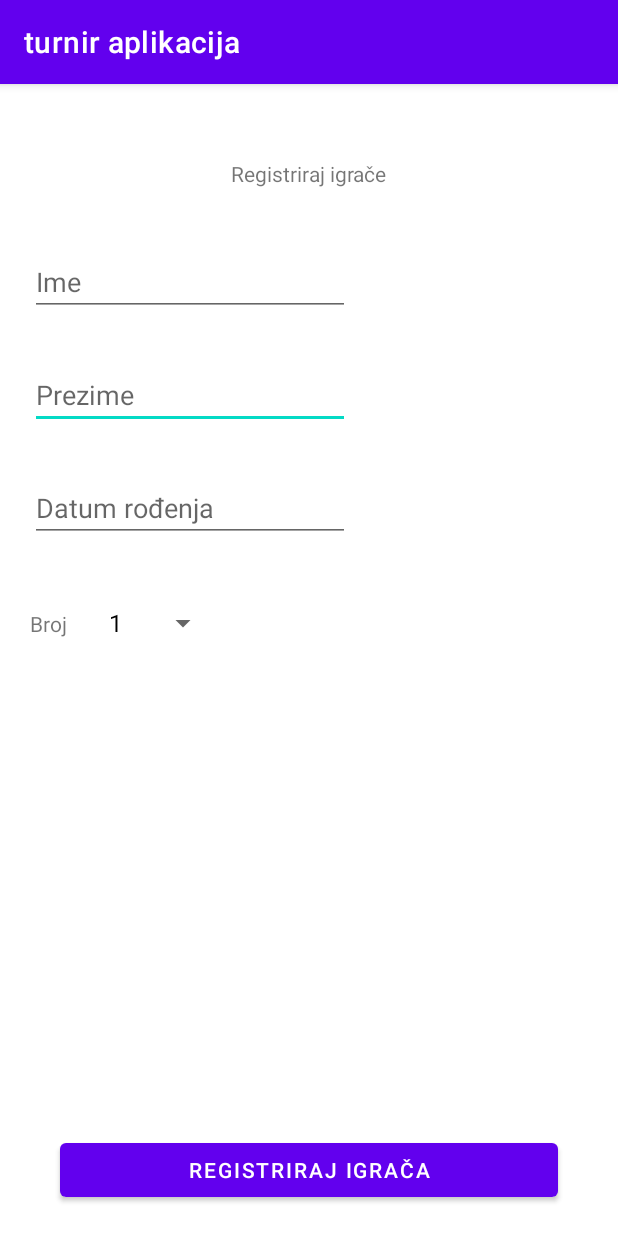
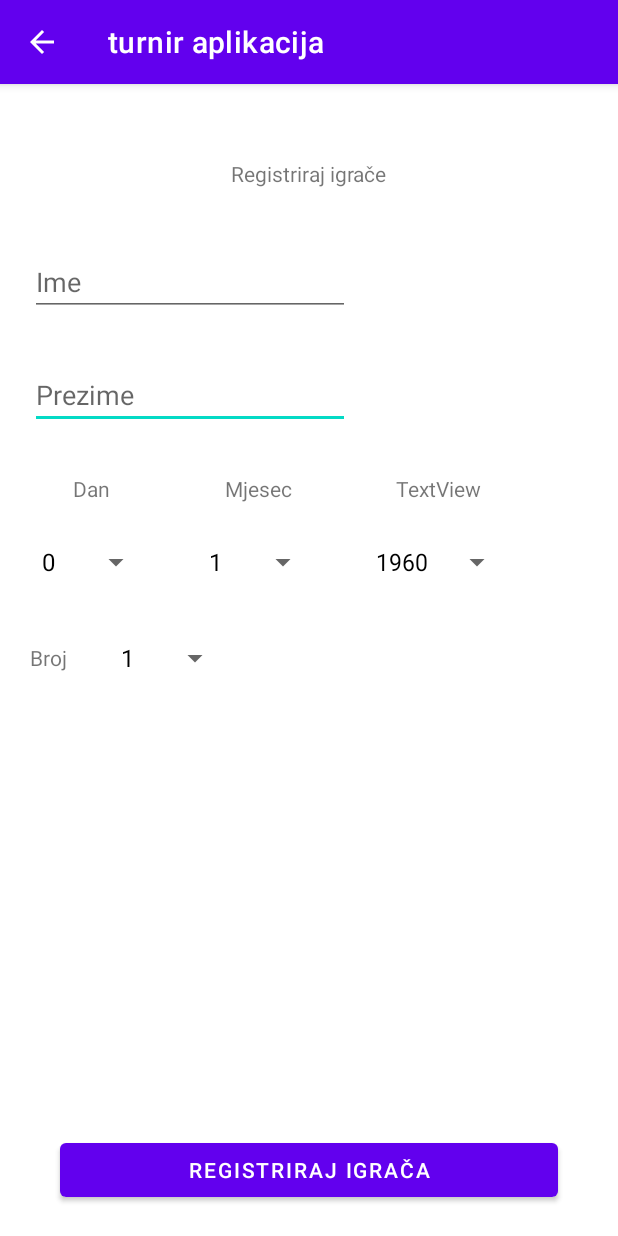
Before and after one commit to teovladusic/Turnir-aplikacija, an Android app: the RegisterPlayersActivity screen opened directly, with no data from a screen before it, after a tap on "REGISTRIRAJ IGRAČA", on a phone screen of 412 x 824 dp. Run offline under Robolectric (Android 15) with nearby library versions, the phone set to English and light mode, and no system bars.

```diff
--- a/app/src/main/AndroidManifest.xml
+++ b/app/src/main/AndroidManifest.xml
@@ -9,7 +9,8 @@
         android:roundIcon="@mipmap/ic_launcher_round"
         android:supportsRtl="true"
         android:theme="@style/Theme.TurnirAplikacija">
-        <activity android:name=".RasporedActivity"></activity>
+        <activity android:name=".StrijelciActivity"></activity>
+        <activity android:name=".RasporedActivity" />
         <activity android:name=".PrikazUtakmiceActivity" />
         <activity android:name=".RezultatiActivity" />
         <activity android:name=".RegisterPlayersActivity" />
--- a/app/src/main/java/com/example/turniraplikacija/Player.java
+++ b/app/src/main/java/com/example/turniraplikacija/Player.java
@@ -7,7 +7,9 @@ public class Player {
     private String team_name;
     private String name;
     private String last_name;
-    private Date birth_date;
+    private String day;
+    private String month;
+    private String year;
     private String number;
     private Integer goals;
     private Integer yellow_cards;
@@ -16,11 +18,37 @@ public class Player {
     private boolean isBestPlayer;
     private boolean isTopScorer;
 
-    public Player(String team_name, String name, String last_name, Date birth_date, String number) {
+    public Player(String team_name, String name, String last_name, String day, String month, String year, String number) {
         this.team_name = team_name;
         this.name = name;
         this.last_name = last_name;
-        this.birth_date = birth_date;
+        this.day = day;
+        this.month = month;
+        this.year = year;
         this.number = number;
     }
+
+    public String getName() {
+        return name;
+    }
+
+    public String getLast_name() {
+        return last_name;
+    }
+
+    public String getTeam_name() {
+        return team_name;
+    }
+
+    public Integer getGoals() {
+        return goals;
+    }
+
+    public void setGoals(Integer goals) {
+        this.goals = goals;
+    }
+
+    public void addGoals(Integer goals){
+        this.goals = this.goals + goals;
+    }
 }
--- a/app/src/main/java/com/example/turniraplikacija/RegisterPlayersActivity.java
+++ b/app/src/main/java/com/example/turniraplikacija/RegisterPlayersActivity.java
@@ -4,6 +4,8 @@ import androidx.appcompat.app.AppCompatActivity;
 
 import android.content.Intent;
 import android.os.Bundle;
+import android.view.Menu;
+import android.view.MenuItem;
 import android.view.View;
 import android.widget.ArrayAdapter;
 import android.widget.Button;
@@ -15,10 +17,11 @@ import java.text.ParseException;
 import java.text.SimpleDateFormat;
 import java.util.ArrayList;
 import java.util.Date;
+import java.util.Objects;
 
 public class RegisterPlayersActivity extends AppCompatActivity {
 
-    Spinner spinnerNumber;
+    Spinner spinnerNumber, spinnerDay, spinnerMonth, spinnerYear;
     EditText editTextName, editTextLastName, editTextBirthDate;
     Button buttonRegisterPlayers;
 
@@ -26,18 +29,42 @@ public class RegisterPlayersActivity extends AppCompatActivity {
     protected void onCreate(Bundle savedInstanceState) {
         super.onCreate(savedInstanceState);
         setContentView(R.layout.activity_register_players);
+        Objects.requireNonNull(getSupportActionBar()).setDisplayHomeAsUpEnabled(true);
         assignViews();
 
 
-
+        ArrayList<String> days = new ArrayList<>();
         ArrayList<Integer> numbers = new ArrayList<>();
+        ArrayList<String> months = new ArrayList<>();
+        ArrayList<String> years = new ArrayList<>();
 
         for (int i = 1; i < 100; i++){
             numbers.add(i);
         }
+        for(int i = 0; i < 32; i++){
+            days.add(i + "");
+        }
 
-        ArrayAdapter<Integer> adapter = new ArrayAdapter<Integer>(this, android.R.layout.simple_spinner_dropdown_item, numbers);
-        spinnerNumber.setAdapter(adapter);
+        for(int i = 1; i <12; i++){
+            months.add(i + "");
+        }
+
+
+        for(int i = 1960; i < 2010; i++){
+            years.add(i + "");
+        }
+
+        ArrayAdapter<String> adapter_days = new ArrayAdapter<String>(this, android.R.layout.simple_spinner_dropdown_item, days);
+        ArrayAdapter<String> adapter_months = new ArrayAdapter<String>(this, android.R.layout.simple_spinner_dropdown_item, months);
+        ArrayAdapter<String> adapter_years = new ArrayAdapter<String>(this, android.R.layout.simple_spinner_dropdown_item, years);
+        ArrayAdapter<Integer> adapter_numbers = new ArrayAdapter<Integer>(this, android.R.layout.simple_spinner_dropdown_item, numbers);
+
+        spinnerNumber.setAdapter(adapter_numbers);
+        spinnerDay.setAdapter(adapter_days);
+        spinnerMonth.setAdapter(adapter_months);
+        spinnerYear.setAdapter(adapter_years);
+
+
 
         buttonRegisterPlayers.setOnClickListener(new View.OnClickListener() {
             @Override
@@ -49,19 +76,11 @@ public class RegisterPlayersActivity extends AppCompatActivity {
                 String name = editTextName.getText().toString();
                 String last_name = editTextLastName.getText().toString();
                 String number = spinnerNumber.getSelectedItem().toString();
+                String day = spinnerDay.getSelectedItem().toString();
+                String month = spinnerMonth.getSelectedItem().toString();
+                String year = spinnerYear.getSelectedItem().toString();
 
-                //Get birth date form editText and covert it to Date
-                SimpleDateFormat sdf = new SimpleDateFormat("dd/MM/yyyy");
-                Date birth_date;
-                ArrayList<Player> players = new ArrayList<>();  //ArrayList igraca iz jednog tima  //Todo: spremi to u bazu podataka
-                try {
-                    birth_date = sdf.parse(editTextBirthDate.getText().toString());
-                    Player player = new Player(team_name, name, last_name, birth_date, number);
-                    players.add(player);
-                } catch (ParseException e) {
-                    e.printStackTrace();
-                    Toast.makeText(RegisterPlayersActivity.this, "Krivo si unio datum rodenja", Toast.LENGTH_SHORT).show();
-                }
+                Player player = new Player(team_name, name, last_name, day, month, year, number);  //TODO: spremi u bazu objekt
 
             }
         });
@@ -73,8 +92,28 @@ public class RegisterPlayersActivity extends AppCompatActivity {
         spinnerNumber = findViewById(R.id.spinnerNumber);
         editTextName = findViewById(R.id.editTextName);
         editTextLastName = findViewById(R.id.editTextLastName);
-        editTextBirthDate = findViewById(R.id.editTextBirthDate);
         buttonRegisterPlayers = findViewById(R.id.buttonRegisterPlayer);
 
+        spinnerMonth = findViewById(R.id.spinnerMonth);
+        spinnerDay = findViewById(R.id.spinnerDay);
+        spinnerYear = findViewById(R.id.spinnerYear);
+
+
+    }
+
+    //Back navigation bar button
+    @Override
+    public boolean onOptionsItemSelected(MenuItem item) {
+        switch (item.getItemId()) {
+            case android.R.id.home:
+                finish();
+                return true;
+        }
+
+        return super.onOptionsItemSelected(item);
+    }
+
+    public boolean onCreateOptionsMenu(Menu menu) {
+        return true;
     }
 }
--- a/app/src/main/res/layout/activity_register_players.xml
+++ b/app/src/main/res/layout/activity_register_players.xml
@@ -40,35 +40,24 @@
         app:layout_constraintStart_toStartOf="parent"
         app:layout_constraintTop_toBottomOf="@+id/textView3" />
 
-    <EditText
-        android:id="@+id/editTextBirthDate"
-        android:layout_width="wrap_content"
-        android:layout_height="wrap_content"
-        android:layout_marginTop="30dp"
-        android:ems="10"
-        android:hint="Datum rođenja"
-        android:inputType="date"
-        app:layout_constraintEnd_toEndOf="@+id/editTextLastName"
-        app:layout_constraintStart_toStartOf="@+id/editTextLastName"
-        app:layout_constraintTop_toBottomOf="@+id/editTextLastName" />
-
     <Spinner
         android:id="@+id/spinnerNumber"
         android:layout_width="wrap_content"
         android:layout_height="wrap_content"
-        android:layout_marginStart="20dp"
-        android:layout_marginTop="30dp"
+        android:layout_marginStart="28dp"
+        app:layout_constraintBottom_toBottomOf="@+id/textView4"
         app:layout_constraintStart_toEndOf="@+id/textView4"
-        app:layout_constraintTop_toBottomOf="@+id/editTextBirthDate" />
+        app:layout_constraintTop_toTopOf="@+id/textView4" />
 
     <TextView
         android:id="@+id/textView4"
         android:layout_width="wrap_content"
         android:layout_height="wrap_content"
+        android:layout_marginStart="20dp"
+        android:layout_marginTop="30dp"
         android:text="Broj"
-        app:layout_constraintBottom_toBottomOf="@+id/spinnerNumber"
-        app:layout_constraintStart_toStartOf="@+id/editTextBirthDate"
-        app:layout_constraintTop_toTopOf="@+id/spinnerNumber" />
+        app:layout_constraintStart_toStartOf="parent"
+        app:layout_constraintTop_toBottomOf="@+id/spinnerDay" />
 
     <Button
         android:id="@+id/buttonRegisterPlayer"
@@ -81,4 +70,61 @@
         app:layout_constraintBottom_toBottomOf="parent"
         app:layout_constraintEnd_toEndOf="parent"
         app:layout_constraintStart_toStartOf="parent" />
+
+    <Spinner
+        android:id="@+id/spinnerDay"
+        android:layout_width="wrap_content"
+        android:layout_height="wrap_content"
+        android:layout_marginStart="20dp"
+        android:layout_marginTop="15dp"
+        app:layout_constraintStart_toStartOf="parent"
+        app:layout_constraintTop_toBottomOf="@+id/textView6" />
+
+    <TextView
+        android:id="@+id/textView6"
+        android:layout_width="wrap_content"
+        android:layout_height="wrap_content"
+        android:layout_marginTop="30dp"
+        android:text="Dan"
+        app:layout_constraintEnd_toEndOf="@+id/spinnerDay"
+        app:layout_constraintStart_toStartOf="@+id/spinnerDay"
+        app:layout_constraintTop_toBottomOf="@+id/editTextLastName" />
+
+    <TextView
+        android:id="@+id/textView7"
+        android:layout_width="wrap_content"
+        android:layout_height="wrap_content"
+        android:text="Mjesec"
+        app:layout_constraintBottom_toBottomOf="@+id/textView6"
+        app:layout_constraintEnd_toEndOf="@+id/spinnerMonth"
+        app:layout_constraintStart_toStartOf="@+id/spinnerMonth"
+        app:layout_constraintTop_toTopOf="@+id/textView6" />
+
+    <Spinner
+        android:id="@+id/spinnerMonth"
+        android:layout_width="wrap_content"
+        android:layout_height="wrap_content"
+        android:layout_marginStart="30dp"
+        android:layout_marginTop="15dp"
+        app:layout_constraintStart_toEndOf="@+id/spinnerDay"
+        app:layout_constraintTop_toBottomOf="@+id/textView7" />
+
+    <TextView
+        android:id="@+id/textView8"
+        android:layout_width="wrap_content"
+        android:layout_height="wrap_content"
+        android:text="TextView"
+        app:layout_constraintBottom_toBottomOf="@+id/textView7"
+        app:layout_constraintEnd_toEndOf="@+id/spinnerYear"
+        app:layout_constraintStart_toStartOf="@+id/spinnerYear"
+        app:layout_constraintTop_toTopOf="@+id/textView7" />
+
+    <Spinner
+        android:id="@+id/spinnerYear"
+        android:layout_width="wrap_content"
+        android:layout_height="wrap_content"
+        android:layout_marginStart="30dp"
+        android:layout_marginTop="15dp"
+        app:layout_constraintStart_toEndOf="@+id/spinnerMonth"
+        app:layout_constraintTop_toBottomOf="@+id/textView8" />
 </androidx.constraintlayout.widget.ConstraintLayout>
--- a/app/src/main/res/layout/recview_rezultati.xml
+++ b/app/src/main/res/layout/recview_rezultati.xml
@@ -35,6 +35,7 @@
 
 
     <View
+        android:id="@+id/view"
         android:layout_width="match_parent"
         android:layout_height="2dp"
         android:background="@color/black"
@@ -68,4 +69,5 @@
         android:textSize="20sp"
         app:layout_constraintEnd_toEndOf="parent"
         app:layout_constraintTop_toBottomOf="@+id/tvTeam1Goals" />
+
 </androidx.constraintlayout.widget.ConstraintLayout>
```
Also changed, not shown: app/src/main/java/com/example/turniraplikacija/AdapterRezultati.java (renamed from app/src/main/java/com/example/turniraplikacija/MyAdapter.java, +7 -8 lines), app/src/main/java/com/example/turniraplikacija/AdapterStrijelci.java (added, +60 -0 lines), app/src/main/java/com/example/turniraplikacija/MainActivity.java (+10 -0 lines), app/src/main/java/com/example/turniraplikacija/PrijaviSeActivity.java (+22 -0 lines), app/src/main/java/com/example/turniraplikacija/PrikazUtakmiceActivity.java (+22 -0 lines), app/src/main/java/com/example/turniraplikacija/RasporedActivity.java (+21 -1 lines), app/src/main/java/com/example/turniraplikacija/RezultatiActivity.java (+19 -1 lines), app/src/main/java/com/example/turniraplikacija/StrijelciActivity.java (added, +69 -0 lines), app/src/main/res/layout/activity_strijelci.xml (added, +17 -0 lines), app/src/main/res/layout/recview_strijelci.xml (added, +33 -0 lines), app/src/main/res/font/allerta.ttf (added).
